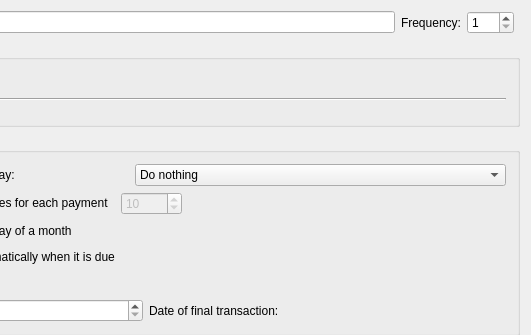
Above: kmymoney/dialogs/keditscheduledlg.ui from KDE/kmymoney before the change; both pictures show x 267 to 798 and y 0 to 335 of the 798 by 640 pixel window. Below: the same form after it.
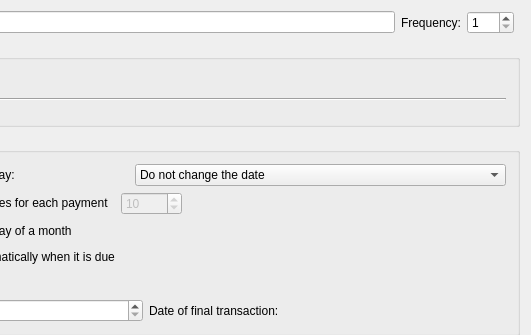
That is the form after the change. Custom widgets are drawn as their Qt base class.

Commit message: Fix 'Schedule option "Do nothing" is confusing'

The edit to the form file:
```diff
--- a/kmymoney/dialogs/keditscheduledlg.ui
+++ b/kmymoney/dialogs/keditscheduledlg.ui
@@ -166,7 +166,7 @@
          <widget class="KComboBox" name="m_weekendOptionEdit">
           <item>
            <property name="text">
-            <string>Do nothing</string>
+            <string>Do not change the date</string>
            </property>
           </item>
           <item>
```
The commit also changes 1 other file.
